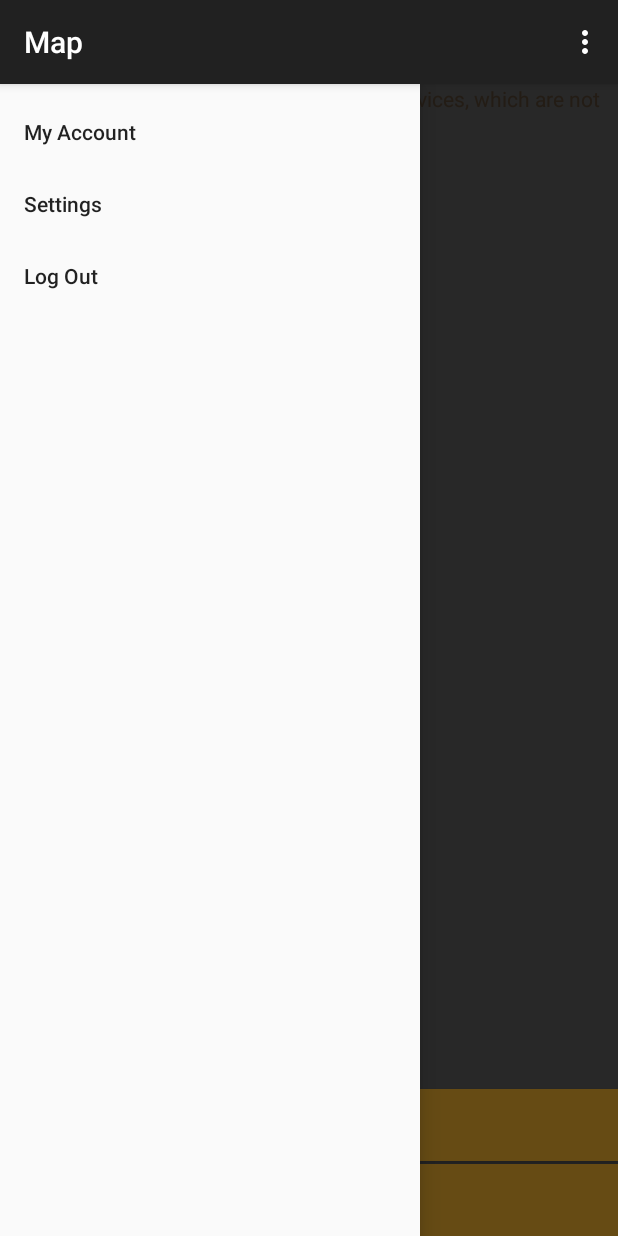
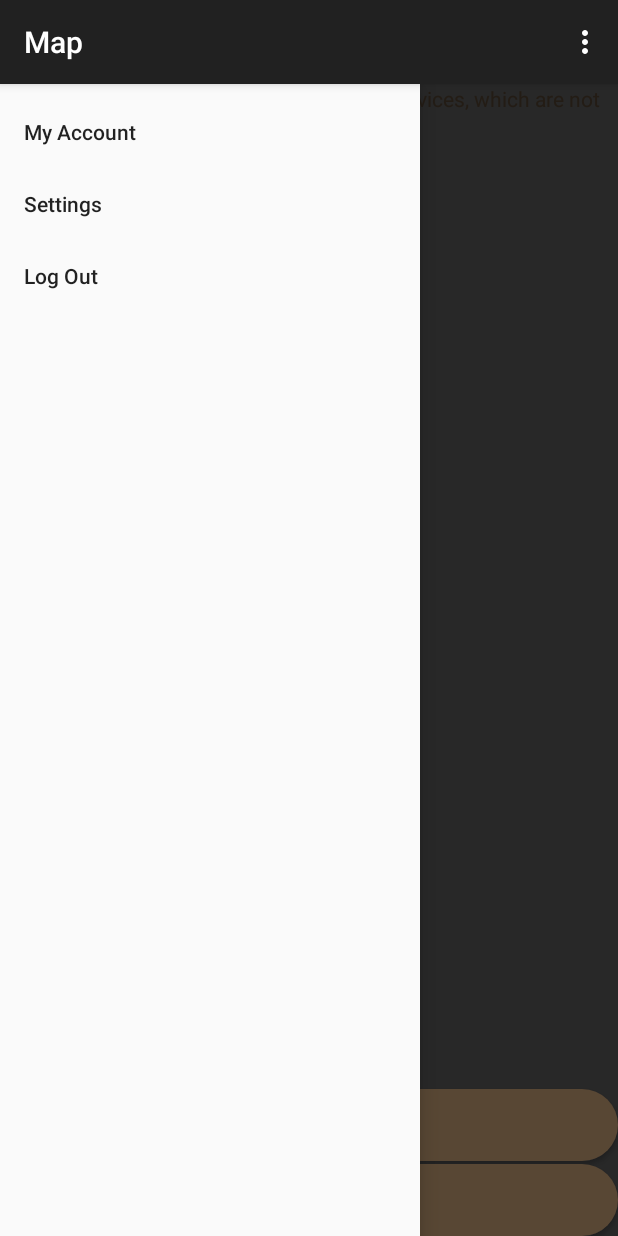
Before and after one commit to CUNYTech/ParkingFinder, an Android app: the screen it shows after launch once a user with an empty profile is signed in (MapsActivity), with the side drawer open, on a phone screen of 412 x 824 dp. Run offline under Robolectric (Android 15) with nearby library versions, the phone set to English and light mode, and no system bars; our stand-ins replace Firebase (no records; nobody signed in at launch, a user with empty details on screens opened directly); 2 statements that could not run were skipped.

Commit message:
new maps activity buttons

```diff
--- a/Client/app/src/main/res/layout/activity_maps.xml
+++ b/Client/app/src/main/res/layout/activity_maps.xml
@@ -39,10 +39,11 @@
 
             android:layout_alignParentBottom="true"
             android:layout_marginTop="16dp"
-            android:background="@android:color/holo_orange_light"
+            android:background="@drawable/rounded_button"
             android:onClick="SearchParking"
             android:text="FIND A SPOT"
             android:textStyle="bold"
+            android:textColor="#191F17"
             tools:layout_conversion_absoluteHeight="48dp"
             tools:layout_conversion_absoluteWidth="210dp"
             tools:layout_conversion_absoluteX="0dp"
@@ -57,15 +58,13 @@
             android:id="@+id/Leaving"
             style="?android:textAppearanceSmall"
             android:layout_width="match_parent"
-
             android:layout_height="wrap_content"
-
             android:layout_alignParentBottom="true"
-
+            android:textColor="#191F17"
             android:layout_alignParentLeft="true"
             android:layout_alignParentStart="true"
             android:layout_marginBottom="50dp"
-            android:background="@android:color/holo_orange_light"
+            android:background="@drawable/rounded_button"
             android:text="GIVE A SPOT"
             android:textStyle="bold" />
 
--- a/Client/app/src/main/res/values/styles.xml
+++ b/Client/app/src/main/res/values/styles.xml
@@ -7,11 +7,10 @@
         <item name="colorAccent">#B76246</item>
         <item name="android:textColorHint">#F9F2E2</item>
         <item name="android:textColor">#DEB182</item>
+
     </style>
 
-    <style name="offWhite">
-        <item name="android:textColor">#DEB182</item>
-    </style>
+
 
 
     <style name="AppTheme.NoActionBar">
```
